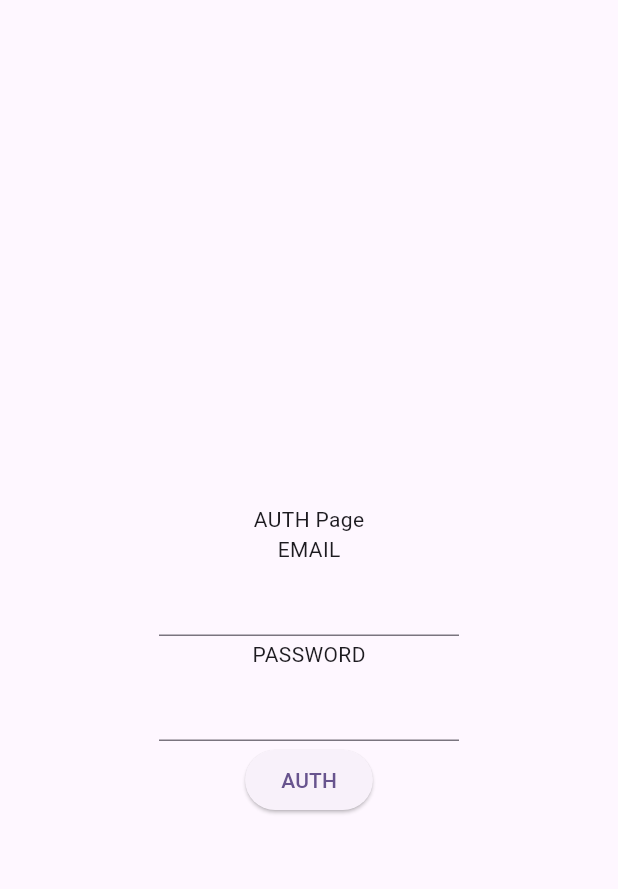
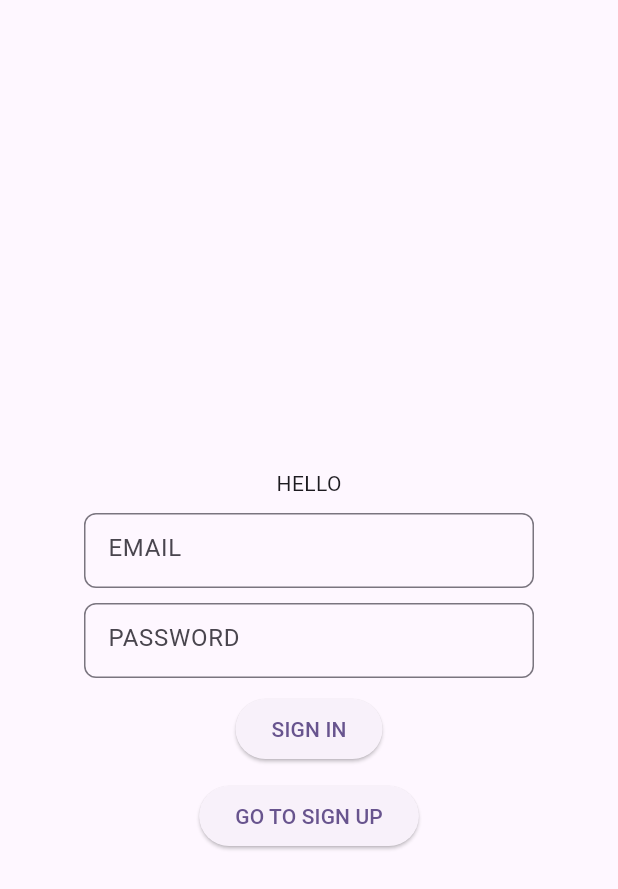
Before and after one commit to faradzhalelov/firebase-chat-app, a Flutter app: the screen it shows after launch, on a phone screen of 412 x 824 dp. Shown: the top 889 px of the screen. Run offline on Flutter 3.47's test engine with Material 3 defaults, Android fonts, the light colour scheme and no system bars; our stand-ins replace firebase_auth, firebase_core, flutter_riverpod, go_router; accounts and stored records are empty.

Commit message:
add login

```diff
--- a/lib/features/auth/application/auth_provider.dart
+++ b/lib/features/auth/application/auth_provider.dart
@@ -1,6 +1,9 @@
 import 'package:firebase_auth/firebase_auth.dart';
+import 'package:firebase_chat_app/features/auth/domain/models/sign_type.dart';
 import 'package:flutter_riverpod/flutter_riverpod.dart';
 
 final authProvider = StreamProvider<User?>((ref) {
   return FirebaseAuth.instance.authStateChanges();
 });
+
+final signTypeProvider = StateProvider<SignType>((ref) => SignType.signIn);
--- /dev/null
+++ b/lib/features/auth/domain/models/sign_type.dart
@@ -0,0 +1 @@
+enum SignType { signIn, signUp }
--- a/lib/features/auth/presentation/pages/auth_page.dart
+++ b/lib/features/auth/presentation/pages/auth_page.dart
@@ -1,9 +1,14 @@
-import 'dart:developer';
+import 'package:firebase_auth/firebase_auth.dart';
+import 'package:firebase_chat_app/features/auth/application/auth_provider.dart';
+import 'package:firebase_chat_app/features/auth/application/auth_service.dart';
+import 'package:firebase_chat_app/features/auth/domain/models/sign_type.dart';
+import 'package:firebase_chat_app/features/chat/presentation/pages/chat_page.dart';
+import 'package:firebase_chat_app/utils/utils.dart';
+import 'package:flutter/material.dart';
+import 'package:flutter_riverpod/flutter_riverpod.dart';
+import 'package:go_router/go_router.dart';
 
-import 'package:firebase_auth/firebase_auth.dart';
-import 'package:flutter/material.dart';
-import 'package:flutter/widgets.dart';
-import 'package:flutter_riverpod/flutter_riverpod.dart';
+import '../widgets/auth_text_field.dart';
 
 class AuthPage extends ConsumerStatefulWidget {
   const AuthPage({super.key});
@@ -36,6 +41,7 @@ class _AuthPageState extends ConsumerState<AuthPage> {
   Widget build(
     BuildContext context,
   ) {
+    final signType = ref.watch(signTypeProvider);
     return Scaffold(
       appBar: AppBar(),
       body: SafeArea(
@@ -44,30 +50,71 @@ class _AuthPageState extends ConsumerState<AuthPage> {
             mainAxisAlignment: MainAxisAlignment.center,
             crossAxisAlignment: CrossAxisAlignment.center,
             children: [
-              const Text("AUTH Page"),
-              Text('EMAIL'),
-              SizedBox(
-                  width: 200,
-                  height: 50,
-                  child: TextField(
-                    controller: emailController,
-                  )),
-              Text('PASSWORD'),
-              SizedBox(
-                  width: 200,
-                  height: 50,
-                  child: TextField(
-                    controller: passwordController,
-                  )),
+              const Text("HELLO"),
+              kSBH10,
+              AuthTextField(
+                width: 300,
+                height: 50,
+                controller: emailController,
+                hintText: 'EMAIL',
+              ),
+              kSBH10,
+              AuthTextField(
+                width: 300,
+                height: 50,
+                controller: passwordController,
+                hintText: 'PASSWORD',
+              ),
+              kSBH10,
               ElevatedButton(
-                onPressed: () async {},
-                child: const Text("AUTH"),
+                onPressed: () async => await _sign(
+                    signType: signType,
+                    email: emailController.text,
+                    password: passwordController.text),
+                child: Text(_loginText(signType)),
+              ),
+              kSBH10,
+              ElevatedButton(
+                onPressed: () {
+                  _toogleSignType();
+                },
+                child: Text(_signText(signType)),
               ),
             ],
           ),
         ),
       ),
     );
+  }
+
+  Future<void> _sign(
+      {required SignType signType,
+      required String email,
+      required String password}) async {
+    final UserCredential? userCredential = await switch (signType) {
+      SignType.signUp => AuthService().signUp(email: email, password: password),
+      SignType.signIn => AuthService().signIn(email: email, password: password),
+    };
+    if (userCredential != null && context.mounted) {
+      context.go(ChatPage.routeLocation);
+    }
+  }
+
+  String _loginText(SignType signType) => switch (signType) {
+        SignType.signUp => 'SIGN UP',
+        SignType.signIn => 'SIGN IN',
+      };
+
+  String _signText(SignType signType) => switch (signType) {
+        SignType.signUp => 'GO TO SIGN IN',
+        SignType.signIn => 'GO TO SIGN UP',
+      };
+
+  void _toogleSignType() {
+    ref.read(signTypeProvider.notifier).update((state) => switch (state) {
+          SignType.signUp => SignType.signIn,
+          SignType.signIn => SignType.signUp,
+        });
   }
 }
 
--- a/lib/features/auth/presentation/widgets/auth_text_field.dart
+++ b/lib/features/auth/presentation/widgets/auth_text_field.dart
@@ -0,0 +1,34 @@
+import 'package:flutter/material.dart';
+import 'package:flutter/services.dart';
+
+class AuthTextField extends StatelessWidget {
+  const AuthTextField(
+      {super.key,
+      required this.width,
+      required this.height,
+      required this.controller,
+      this.inputFormatters,
+      this.hintText});
+  final double width;
+  final double height;
+  final TextEditingController controller;
+  final List<TextInputFormatter>? inputFormatters;
+  final String? hintText;
+
+  @override
+  Widget build(BuildContext context) {
+    return SizedBox(
+      width: width,
+      height: height,
+      child: TextField(
+        controller: controller,
+        inputFormatters: inputFormatters,
+        decoration: InputDecoration(
+            hintText: hintText,
+            border: OutlineInputBorder(
+                borderRadius: BorderRadius.circular(8),
+                borderSide: const BorderSide())),
+      ),
+    );
+  }
+}
--- a/lib/main.dart
+++ b/lib/main.dart
@@ -17,6 +17,7 @@ class MyApp extends ConsumerWidget {
     final router = ref.watch(routerProvider);
 
     return MaterialApp.router(
+      debugShowCheckedModeBanner: false,
       routeInformationParser: router.routeInformationParser,
       routerDelegate: router.routerDelegate,
       routeInformationProvider: router.routeInformationProvider,
--- /dev/null
+++ b/lib/utils/src/ui_constants.dart
@@ -0,0 +1,5 @@
+import 'package:flutter/material.dart';
+
+const kSBH10 = SizedBox(
+  height: 10,
+);
--- a/lib/utils/utils.dart
+++ b/lib/utils/utils.dart
@@ -2,3 +2,4 @@ library utils.dart;
 
 export 'src/router.dart';
 export 'src/firebase_options.dart';
+export 'src/ui_constants.dart';
```
Also changed, not shown: lib/features/home/presentation/pages/home_page.dart (+9 -5 lines).
